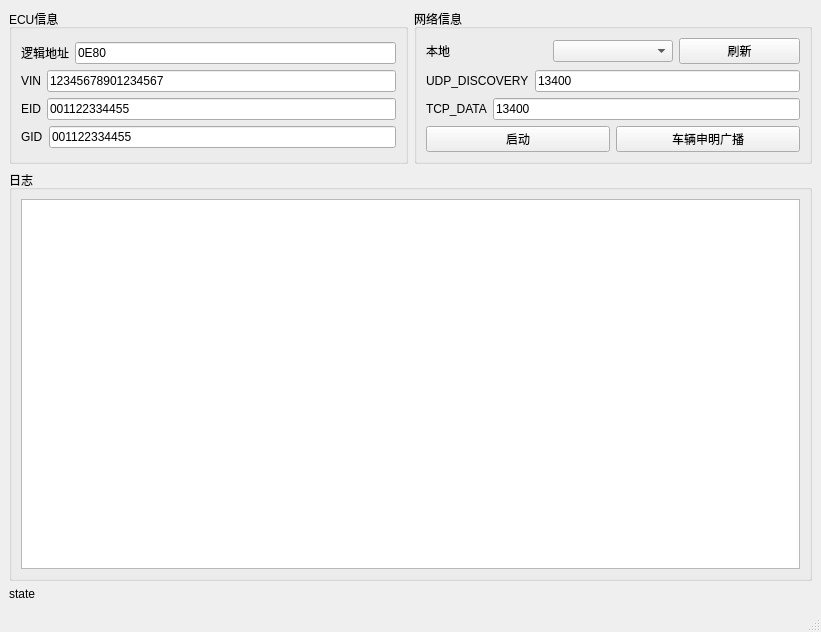
mcli244/DoIP_Server, file mainwindow.ui: the form before one commit.
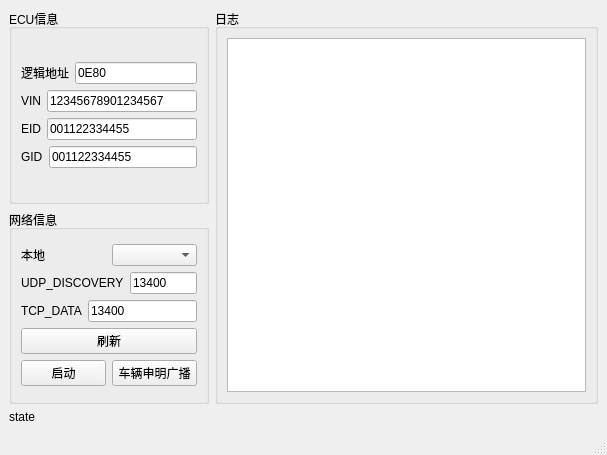
The form after the commit.

```diff
--- a/mainwindow.ui
+++ b/mainwindow.ui
@@ -6,8 +6,8 @@
    <rect>
     <x>0</x>
     <y>0</y>
-    <width>821</width>
-    <height>632</height>
+    <width>607</width>
+    <height>455</height>
    </rect>
   </property>
   <property name="sizePolicy">
@@ -28,11 +28,31 @@
   <widget class="QWidget" name="centralwidget">
    <layout class="QGridLayout" name="gridLayout_3">
     <item row="0" column="0">
-     <layout class="QVBoxLayout" name="verticalLayout_4">
+     <layout class="QVBoxLayout" name="verticalLayout_5">
       <item>
        <layout class="QHBoxLayout" name="horizontalLayout_7">
         <item>
+         <layout class="QVBoxLayout" name="verticalLayout_4">
+          <item>
          <widget class="QGroupBox" name="groupBox">
+            <property name="sizePolicy">
+             <sizepolicy hsizetype="Maximum" vsizetype="Preferred">
+              <horstretch>0</horstretch>
+              <verstretch>0</verstretch>
+             </sizepolicy>
+            </property>
+            <property name="minimumSize">
+             <size>
+              <width>0</width>
+              <height>0</height>
+             </size>
+            </property>
+            <property name="maximumSize">
+             <size>
+              <width>200</width>
+              <height>16777215</height>
+             </size>
+            </property>
           <property name="title">
            <string>ECU信息</string>
           </property>
@@ -142,9 +162,29 @@
         </item>
         <item>
          <widget class="QGroupBox" name="groupBox_3">
+            <property name="sizePolicy">
+             <sizepolicy hsizetype="Maximum" vsizetype="Preferred">
+              <horstretch>0</horstretch>
+              <verstretch>0</verstretch>
+             </sizepolicy>
+            </property>
+            <property name="minimumSize">
+             <size>
+              <width>0</width>
+              <height>0</height>
+             </size>
+            </property>
+            <property name="maximumSize">
+             <size>
+              <width>200</width>
+              <height>16777215</height>
+             </size>
+            </property>
           <property name="title">
            <string>网络信息</string>
           </property>
+            <layout class="QGridLayout" name="gridLayout_4">
+             <item row="0" column="0">
           <layout class="QVBoxLayout" name="verticalLayout_3">
            <item>
             <layout class="QHBoxLayout" name="horizontalLayout_5">
@@ -158,13 +198,6 @@
              <item>
               <widget class="QComboBox" name="comboBox_iface"/>
              </item>
-             <item>
-              <widget class="QPushButton" name="pushButton_refresh">
-               <property name="text">
-                <string>刷新</string>
-               </property>
-              </widget>
-             </item>
             </layout>
            </item>
            <item>
@@ -203,6 +236,13 @@
              </item>
             </layout>
            </item>
+               <item>
+                <widget class="QPushButton" name="pushButton_refresh">
+                 <property name="text">
+                  <string>刷新</string>
+                 </property>
+                </widget>
+               </item>
            <item>
             <layout class="QHBoxLayout" name="horizontalLayout_6">
              <item>
@@ -222,6 +262,8 @@
             </layout>
            </item>
           </layout>
+             </item>
+            </layout>
          </widget>
         </item>
        </layout>
@@ -242,6 +284,8 @@
         </layout>
        </widget>
       </item>
+       </layout>
+      </item>
       <item>
        <widget class="QLabel" name="label_state">
         <property name="text">
```
Left out of the diff: 2 changed lines with no effect on the pictures. Lines whose indentation alone changed are shown as unchanged.
